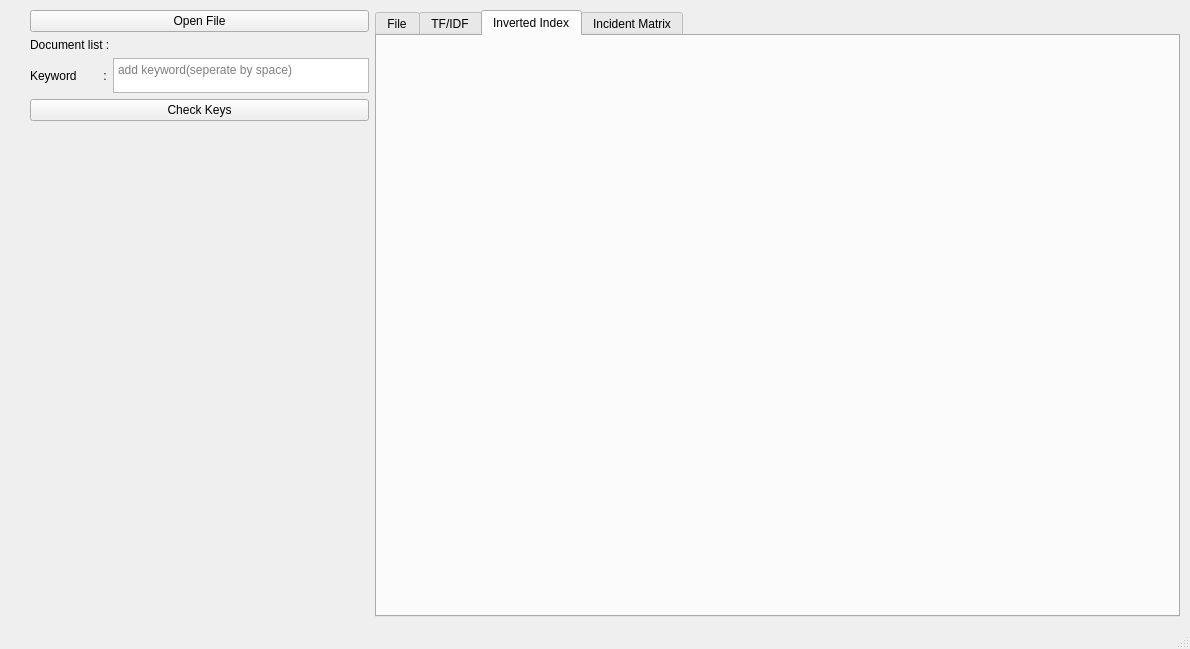
Old version of the form main.ui in the repository andre002wp/STKI-Semester-5.
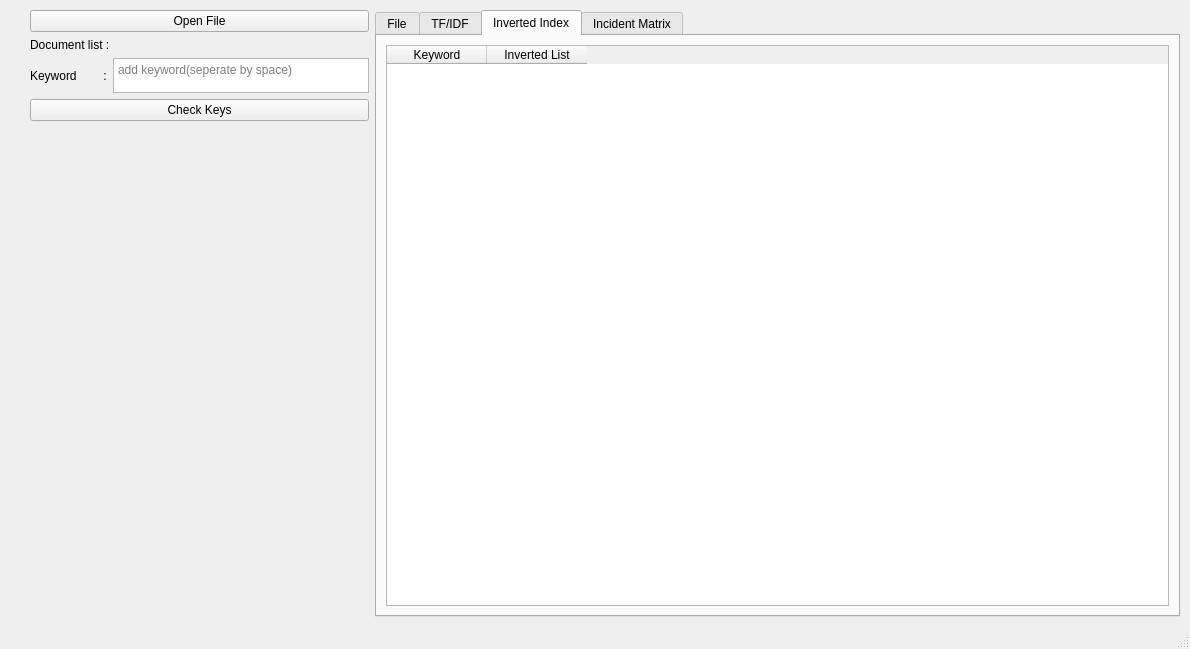
New version of the form. The open tabs and pages were chosen to show the change.

Commit message: inverted index works

```diff
--- a/main.ui
+++ b/main.ui
@@ -255,6 +255,46 @@
            <attribute name="title">
             <string>Inverted Index</string>
            </attribute>
+           <layout class="QHBoxLayout" name="horizontalLayout_4">
+            <item>
+             <widget class="QTableWidget" name="inverted_index_table">
+              <property name="sizePolicy">
+               <sizepolicy hsizetype="Ignored" vsizetype="Ignored">
+                <horstretch>0</horstretch>
+                <verstretch>0</verstretch>
+               </sizepolicy>
+              </property>
+              <property name="minimumSize">
+               <size>
+                <width>40</width>
+                <height>321</height>
+               </size>
+              </property>
+              <property name="maximumSize">
+               <size>
+                <width>16777215</width>
+                <height>9999999</height>
+               </size>
+              </property>
+              <property name="focusPolicy">
+               <enum>Qt::NoFocus</enum>
+              </property>
+              <attribute name="horizontalHeaderCascadingSectionResizes">
+               <bool>false</bool>
+              </attribute>
+              <column>
+               <property name="text">
+                <string>Keyword</string>
+               </property>
+              </column>
+              <column>
+               <property name="text">
+                <string>Inverted List</string>
+               </property>
+              </column>
+             </widget>
+            </item>
+           </layout>
           </widget>
           <widget class="QWidget" name="tab_4">
            <attribute name="title">
```
Left out of the diff: 2 changed lines with no effect on the pictures. The commit also changes 3 other files.
